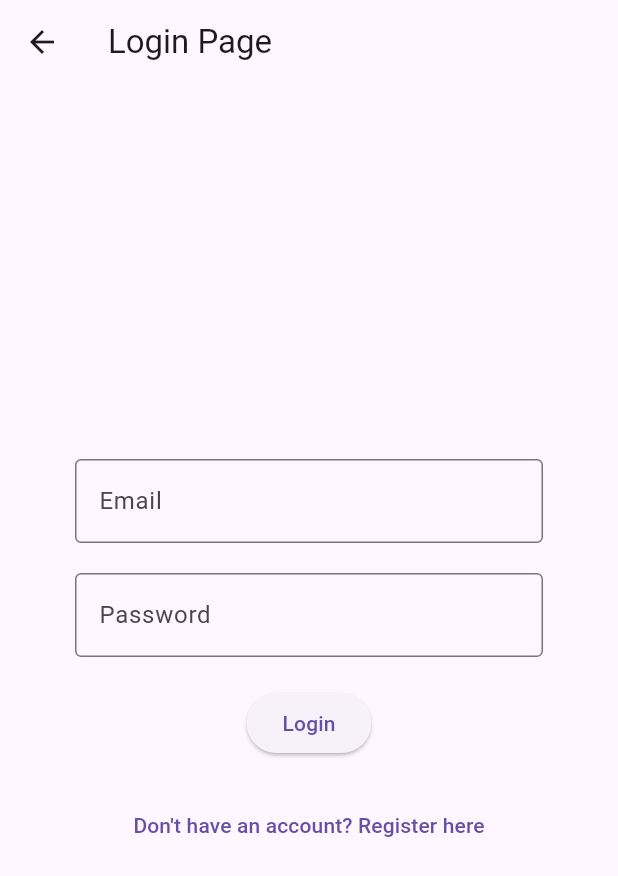
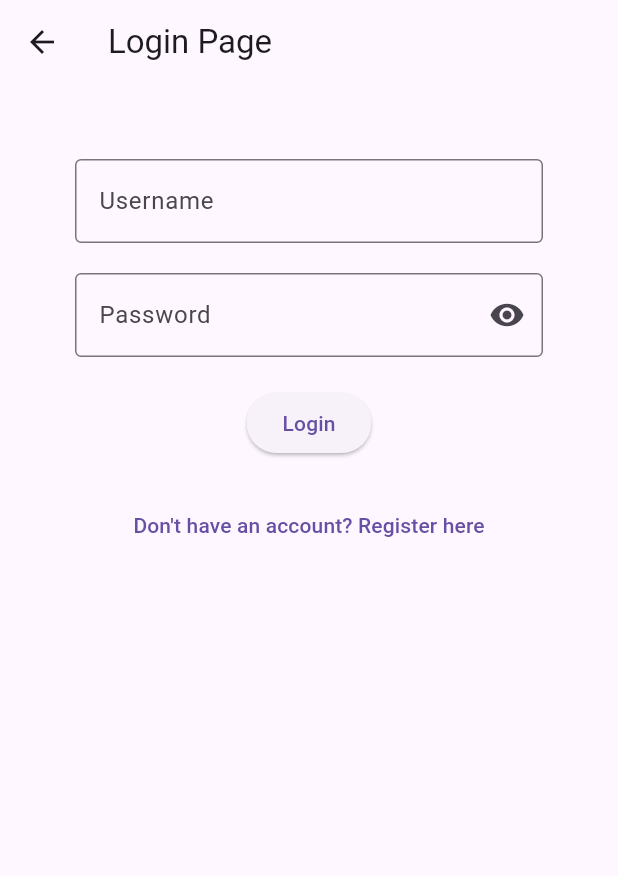
Before and after one commit to JObillo/music_app_with_login, a Flutter app: the HomePage screen opened directly, after a tap on the "logout" icon, after a tap on "Don't have an account? Register here", after a tap on "Already have an account? Login here", on a phone screen of 412 x 824 dp. Shown: the top 876 px of the screen. Run offline on Flutter 3.47's test engine with Material 3 defaults, Android fonts, the phone set to English and light mode, and no system bars; our stand-ins replace device_preview, firebase_auth, firebase_core; accounts and stored records are empty.

Commit message:
fix some issues and add the eye icon

```diff
--- a/lib/home.dart
+++ b/lib/home.dart
@@ -1,20 +1,26 @@
 import 'package:flutter/material.dart';
 import 'package:firebase_auth/firebase_auth.dart';
 
-class HomePage extends StatelessWidget {
+class HomePage extends StatefulWidget {
   const HomePage({super.key});
 
   @override
-  Widget build(BuildContext context) {
-    // Get the current logged-in user
-    final User? user = FirebaseAuth.instance.currentUser;
+  State<HomePage> createState() => _HomePageState();
+}
 
-    final String email = user?.email ?? 'No Email';
-    final String fullName = user?.displayName ?? 'No Name';
+class _HomePageState extends State<HomePage> {
+  late User? user;
+  String firstName = '';
+  String lastName = '';
+  String username = '';
 
-    // Optional: split fullName into first and last
-    String firstName = '';
-    String lastName = '';
+  @override
+  void initState() {
+    super.initState();
+    user = FirebaseAuth.instance.currentUser;
+
+    // Get full name from displayName
+    final fullName = user?.displayName ?? 'No Name';
     if (fullName.contains(' ')) {
       final parts = fullName.split(' ');
       firstName = parts[0];
@@ -24,17 +30,28 @@ class HomePage extends StatelessWidget {
       lastName = '';
     }
 
+    // Extract username from email (before @)
+    final email = user?.email ?? '';
+    if (email.contains('@')) {
+      username = email.split('@')[0];
+    } else {
+      username = email;
+    }
+  }
+
+  Future<void> logout() async {
+    await FirebaseAuth.instance.signOut();
+    if (!mounted) return; // ✅ check if widget is still in tree
+    Navigator.pushReplacementNamed(context, '/login');
+  }
+
+  @override
+  Widget build(BuildContext context) {
     return Scaffold(
       appBar: AppBar(
-        title: Text('Home Page'),
+        title: const Text('Home Page'),
         actions: [
-          IconButton(
-            icon: Icon(Icons.logout),
-            onPressed: () async {
-              await FirebaseAuth.instance.signOut();
-              Navigator.pushReplacementNamed(context, '/login');
-            },
-          ),
+          IconButton(icon: const Icon(Icons.logout), onPressed: logout),
         ],
       ),
       body: Center(
@@ -43,10 +60,10 @@ class HomePage extends StatelessWidget {
           children: [
             Text(
               'Welcome, $firstName $lastName!',
-              style: TextStyle(fontSize: 24),
+              style: const TextStyle(fontSize: 24),
             ),
-            SizedBox(height: 10),
-            Text('Email: $email', style: TextStyle(fontSize: 18)),
+            const SizedBox(height: 10),
+            Text('Username: $username', style: const TextStyle(fontSize: 18)),
           ],
         ),
       ),
--- a/lib/login.dart
+++ b/lib/login.dart
@@ -1,42 +1,62 @@
 import 'package:flutter/material.dart';
 import 'package:firebase_auth/firebase_auth.dart';
-import 'home.dart'; // <-- import your home page
+import 'home.dart'; // <-- import your HomePage
 
-class LoginPage extends StatelessWidget {
-  final TextEditingController emailController = TextEditingController();
+class LoginPage extends StatefulWidget {
+  const LoginPage({super.key});
+
+  @override
+  State<LoginPage> createState() => _LoginPageState();
+}
+
+class _LoginPageState extends State<LoginPage> {
+  final TextEditingController usernameController =
+      TextEditingController(); // <-- username instead of email
   final TextEditingController passwordController = TextEditingController();
+  bool _obscurePassword = true; // For show/hide password
 
-  LoginPage({super.key});
+  @override
+  void dispose() {
+    usernameController.dispose();
+    passwordController.dispose();
+    super.dispose();
+  }
 
   // Firebase login function
-  Future<void> signIn(
-    BuildContext context,
-    String email,
-    String password,
-  ) async {
+  Future<void> signIn(String username, String password) async {
     try {
-      UserCredential userCredential = await FirebaseAuth.instance
-          .signInWithEmailAndPassword(email: email, password: password);
+      // Convert username to fake email
+      final email = '$username@example.com';
 
-      // ✅ Success SnackBar
+      // Sign in without storing the returned UserCredential
+      await FirebaseAuth.instance.signInWithEmailAndPassword(
+        email: email,
+        password: password,
+      );
+
+      if (!mounted) return;
+
+      // Success SnackBar
       ScaffoldMessenger.of(context).showSnackBar(
         SnackBar(
-          content: Text('Welcome back, ${userCredential.user!.email}!'),
+          content: Text('Welcome back, $username!'),
           backgroundColor: Colors.green,
         ),
       );
 
-      // Navigate to home page after 1 second
-      Future.delayed(Duration(seconds: 1), () {
+      // Navigate to HomePage after 1 second
+      Future.delayed(const Duration(seconds: 1), () {
+        if (!mounted) return;
         Navigator.pushReplacement(
           context,
-          MaterialPageRoute(builder: (context) => HomePage()),
+          MaterialPageRoute(builder: (context) => const HomePage()),
         );
       });
     } on FirebaseAuthException catch (e) {
+      if (!mounted) return;
       String message = '';
       if (e.code == 'user-not-found') {
-        message = 'No user found for that email.';
+        message = 'No user found for that username.';
       } else if (e.code == 'wrong-password') {
         message = 'Wrong password provided.';
       } else {
@@ -47,6 +67,7 @@ class LoginPage extends StatelessWidget {
         SnackBar(content: Text(message), backgroundColor: Colors.red),
       );
     } catch (e) {
+      if (!mounted) return;
       ScaffoldMessenger.of(context).showSnackBar(
         SnackBar(content: Text('Error: $e'), backgroundColor: Colors.red),
       );
@@ -56,56 +77,79 @@ class LoginPage extends StatelessWidget {
   @override
   Widget build(BuildContext context) {
     return Scaffold(
-      appBar: AppBar(title: Text('Login Page')),
-      body: Padding(
-        padding: EdgeInsets.all(50.0),
+      appBar: AppBar(title: const Text('Login Page')),
+      body: SafeArea(
+        child: SingleChildScrollView(
+          child: Padding(
+            padding: const EdgeInsets.all(50.0),
             child: Column(
               mainAxisAlignment: MainAxisAlignment.center,
               children: [
+                // Username TextField
                 TextField(
-              controller: emailController,
-              decoration: InputDecoration(
-                labelText: 'Email',
+                  controller: usernameController,
+                  decoration: const InputDecoration(
+                    labelText: 'Username',
                     border: OutlineInputBorder(),
                   ),
                 ),
-            SizedBox(height: 20),
+                const SizedBox(height: 20),
+
+                // Password TextField with show/hide
                 TextField(
                   controller: passwordController,
-              obscureText: true,
+                  obscureText: _obscurePassword,
                   decoration: InputDecoration(
                     labelText: 'Password',
-                border: OutlineInputBorder(),
+                    border: const OutlineInputBorder(),
+                    suffixIcon: IconButton(
+                      icon: Icon(
+                        _obscurePassword
+                            ? Icons.visibility
+                            : Icons.visibility_off,
+                      ),
+                      onPressed: () {
+                        setState(() {
+                          _obscurePassword = !_obscurePassword;
+                        });
+                      },
                     ),
                   ),
-            SizedBox(height: 20),
+                ),
+                const SizedBox(height: 20),
+
+                // Login button
                 ElevatedButton(
                   onPressed: () async {
-                String email = emailController.text.trim();
+                    String username = usernameController.text.trim();
                     String password = passwordController.text.trim();
 
-                if (email.isEmpty || password.isEmpty) {
+                    if (username.isEmpty || password.isEmpty) {
                       ScaffoldMessenger.of(context).showSnackBar(
-                    SnackBar(
-                      content: Text('Please enter email and password.'),
+                        const SnackBar(
+                          content: Text('Please enter username and password.'),
                           backgroundColor: Colors.red,
                         ),
                       );
                       return;
                     }
 
-                await signIn(context, email, password);
+                    await signIn(username, password);
                   },
-              child: Text('Login'),
+                  child: const Text('Login'),
                 ),
-            SizedBox(height: 20),
+                const SizedBox(height: 20),
+
+                // Link to register
                 TextButton(
                   onPressed: () {
                     Navigator.pushReplacementNamed(context, '/register');
                   },
-              child: Text("Don't have an account? Register here"),
+                  child: const Text("Don't have an account? Register here"),
                 ),
               ],
+            ),
+          ),
         ),
       ),
     );
--- a/lib/register.dart
+++ b/lib/register.dart
@@ -1,50 +1,65 @@
 import 'package:flutter/material.dart';
 import 'package:firebase_auth/firebase_auth.dart';
 
-class RegisterPage extends StatelessWidget {
+class RegisterPage extends StatefulWidget {
+  const RegisterPage({super.key});
+
+  @override
+  State<RegisterPage> createState() => _RegisterPageState();
+}
+
+class _RegisterPageState extends State<RegisterPage> {
   final TextEditingController firstnameController = TextEditingController();
   final TextEditingController lastnameController = TextEditingController();
-  final TextEditingController emailController = TextEditingController();
+  final TextEditingController usernameController =
+      TextEditingController(); // <-- added username
   final TextEditingController passwordController = TextEditingController();
+  bool _obscurePassword = true;
 
-  RegisterPage({super.key});
+  @override
+  void dispose() {
+    firstnameController.dispose();
+    lastnameController.dispose();
+    usernameController.dispose();
+    passwordController.dispose();
+    super.dispose();
+  }
 
-  // Firebase signup function
   Future<void> signUp(
-    BuildContext context,
     String firstname,
     String lastname,
-    String email,
+    String username,
     String password,
   ) async {
     try {
-      // 1. Create user with email & password
+      // Convert username to fake email
+      final email = '$username@example.com';
+
       UserCredential userCredential = await FirebaseAuth.instance
           .createUserWithEmailAndPassword(email: email, password: password);
 
-      // 2. Update displayName to include first + last name
       await userCredential.user!.updateDisplayName('$firstname $lastname');
 
-      // Success SnackBar
+      if (!mounted) return;
+
       ScaffoldMessenger.of(context).showSnackBar(
         SnackBar(
-          content: Text(
-            'Successfully registered: ${userCredential.user!.email}',
-          ),
+          content: Text('Successfully registered as $username!'),
           backgroundColor: Colors.green,
         ),
       );
 
-      // Navigate back to login page after 1 second
-      Future.delayed(Duration(seconds: 1), () {
+      Future.delayed(const Duration(seconds: 1), () {
+        if (!mounted) return;
         Navigator.pushReplacementNamed(context, '/login');
       });
     } on FirebaseAuthException catch (e) {
+      if (!mounted) return;
       String message = '';
       if (e.code == 'weak-password') {
         message = 'The password provided is too weak.';
       } else if (e.code == 'email-already-in-use') {
-        message = 'The account already exists for that email.';
+        message = 'The username already exists.';
       } else {
         message = e.message ?? 'Registration failed.';
       }
@@ -53,6 +68,7 @@ class RegisterPage extends StatelessWidget {
         SnackBar(content: Text(message), backgroundColor: Colors.red),
       );
     } catch (e) {
+      if (!mounted) return;
       ScaffoldMessenger.of(context).showSnackBar(
         SnackBar(content: Text('Error: $e'), backgroundColor: Colors.red),
       );
@@ -62,59 +78,76 @@ class RegisterPage extends StatelessWidget {
   @override
   Widget build(BuildContext context) {
     return Scaffold(
-      appBar: AppBar(title: Text('Register Page')),
+      appBar: AppBar(title: const Text('Register Page')),
       body: Padding(
-        padding: EdgeInsets.all(50.0),
+        padding: const EdgeInsets.all(50.0),
         child: SingleChildScrollView(
           child: Column(
             mainAxisAlignment: MainAxisAlignment.center,
             children: [
               TextField(
                 controller: firstnameController,
-                decoration: InputDecoration(
+                decoration: const InputDecoration(
                   labelText: 'First Name',
                   border: OutlineInputBorder(),
                 ),
               ),
-              SizedBox(height: 20),
+              const SizedBox(height: 20),
+
               TextField(
                 controller: lastnameController,
-                decoration: InputDecoration(
+                decoration: const InputDecoration(
                   labelText: 'Last Name',
                   border: OutlineInputBorder(),
                 ),
               ),
-              SizedBox(height: 20),
+              const SizedBox(height: 20),
+
+              // Username TextField
               TextField(
-                controller: emailController,
-                decoration: InputDecoration(
-                  labelText: 'Email',
+                controller: usernameController,
+                decoration: const InputDecoration(
+                  labelText: 'Username',
                   border: OutlineInputBorder(),
                 ),
               ),
-              SizedBox(height: 20),
+              const SizedBox(height: 20),
+
               TextField(
                 controller: passwordController,
-                obscureText: true,
+                obscureText: _obscurePassword,
                 decoration: InputDecoration(
                   labelText: 'Password',
-                  border: OutlineInputBorder(),
+                  border: const OutlineInputBorder(),
+                  suffixIcon: IconButton(
+                    icon: Icon(
+                      _obscurePassword
+                          ? Icons.visibility
+                          : Icons.visibility_off,
+                    ),
+                    onPressed: () {
+                      setState(() {
+                        _obscurePassword = !_obscurePassword;
+                      });
+                    },
+                  ),
                 ),
               ),
-              SizedBox(height: 20),
+              const SizedBox(height: 20),
+
               ElevatedButton(
                 onPressed: () async {
                   String firstname = firstnameController.text.trim();
                   String lastname = lastnameController.text.trim();
-                  String email = emailController.text.trim();
+                  String username = usernameController.text.trim();
                   String password = passwordController.text.trim();
 
                   if (firstname.isEmpty ||
                       lastname.isEmpty ||
-                      email.isEmpty ||
+                      username.isEmpty ||
                       password.isEmpty) {
                     ScaffoldMessenger.of(context).showSnackBar(
-                      SnackBar(
+                      const SnackBar(
                         content: Text('Please fill all fields.'),
                         backgroundColor: Colors.red,
                       ),
@@ -122,16 +155,16 @@ class RegisterPage extends StatelessWidget {
                     return;
                   }
 
-                  await signUp(context, firstname, lastname, email, password);
+                  await signUp(firstname, lastname, username, password);
                 },
-                child: Text('Register'),
+                child: const Text('Register'),
               ),
-              SizedBox(height: 20),
+              const SizedBox(height: 20),
               TextButton(
                 onPressed: () {
                   Navigator.pushReplacementNamed(context, '/login');
                 },
-                child: Text("Already have an account? Login here"),
+                child: const Text("Already have an account? Login here"),
               ),
             ],
           ),
```
Lines whose indentation alone changed are shown as unchanged.
